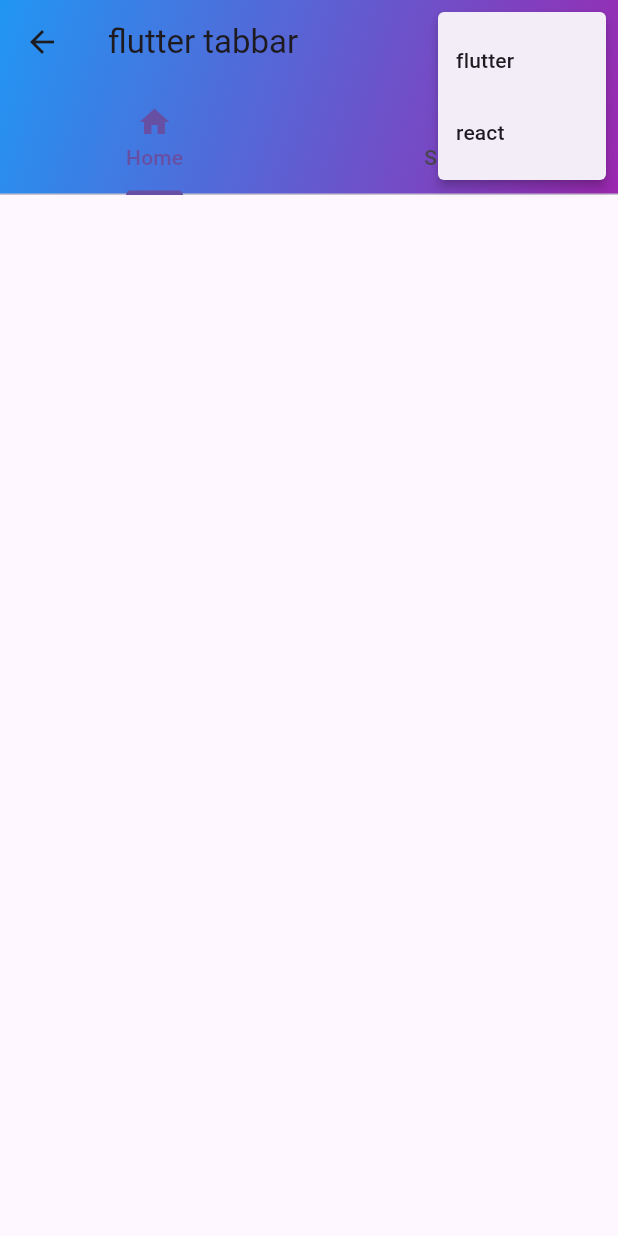
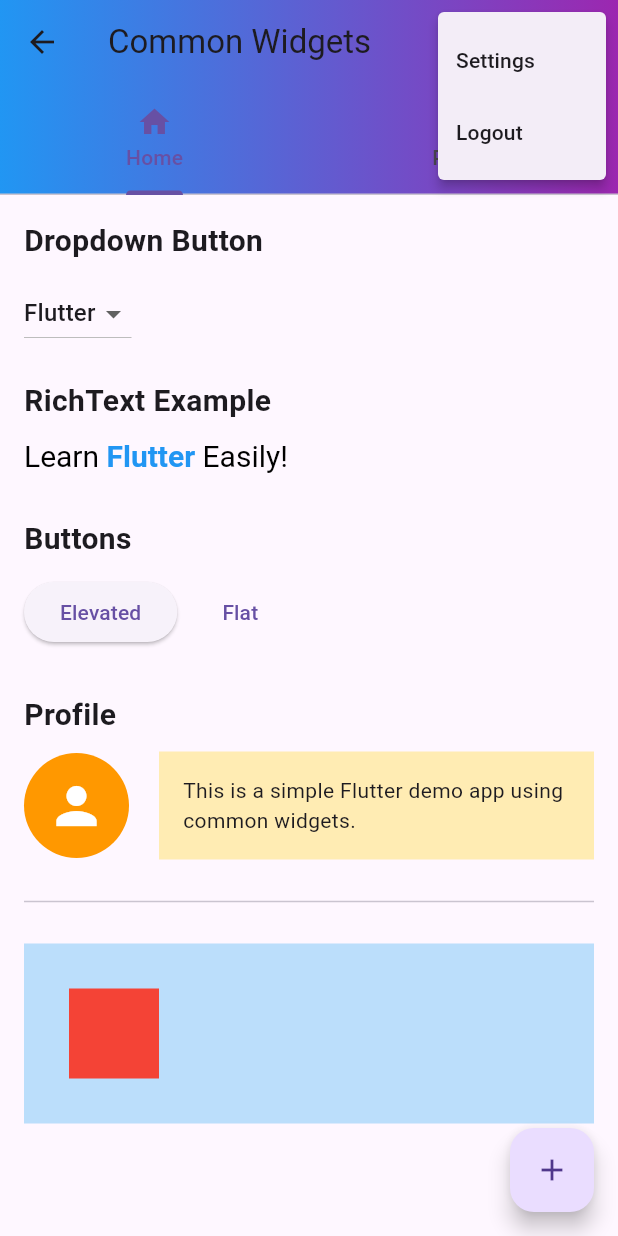
Before and after one commit to Kirubel-Te/FlutterCrashCourse, a Flutter app: the screen it shows after launch, after a tap on the "more vert" icon, on a phone screen of 412 x 824 dp. Run offline on Flutter 3.47's test engine with Material 3 defaults, Android fonts, the light colour scheme and no system bars.

Commit message:
flutter full home page

```diff
--- a/lib/main.dart
+++ b/lib/main.dart
@@ -1,19 +1,18 @@
 import 'package:flutter/material.dart';
 
-void main(){
-  runApp(MyApp());
-
+void main() {
+  runApp(const MyApp());
 }
 
 class MyApp extends StatelessWidget {
   const MyApp({super.key});
 
   @override
-  Widget build(BuildContext context){
+  Widget build(BuildContext context) {
     return MaterialApp(
-      debugShowCheckedModeBanner:false,
-      title: 'Flutter Demo',
-      home: HomePage(),
+      debugShowCheckedModeBanner: false,
+      title: "Widget Demo",
+      home: const HomePage(),
     );
   }
 }
@@ -25,63 +24,312 @@ class HomePage extends StatefulWidget {
   State<HomePage> createState() => _HomePageState();
 }
 
-class _HomePageState extends State<HomePage> with SingleTickerProviderStateMixin{
-  String selectedCourse = 'Flutter';
+class _HomePageState extends State<HomePage>
+    with SingleTickerProviderStateMixin {
+
+  String selectedCourse = "Flutter";
+
   late TabController _tabController;
 
   @override
-  void initState(){
+  void initState() {
     super.initState();
+
     _tabController = TabController(length: 2, vsync: this);
   }
 
   @override
   Widget build(BuildContext context) {
+
     return Scaffold(
+
       appBar: AppBar(
-        title: Text('flutter tabbar'),
-        leading: BackButton(),
+
+        title: const Text("Common Widgets"),
+
+        leading: const BackButton(),
+
         actions: [
+
           IconButton(
-            onPressed: (){},
-            icon: Icon(Icons.search),
+            onPressed: () {},
+            icon: const Icon(Icons.search),
           ),
-          PopupMenuButton<String>(itemBuilder: (context) => [
-            PopupMenuItem(
-              value: 'flutter',
-              child: Text('flutter'),
+
+          PopupMenuButton(
+            itemBuilder: (context) => [
+
+              const PopupMenuItem(
+                value: 1,
+                child: Text("Settings"),
               ),
-            PopupMenuItem(
-              value: 'react',
-              child: Text('react'),
-            )
-          ],),
+
+              const PopupMenuItem(
+                value: 2,
+                child: Text("Logout"),
+              ),
 
             ],
+          ),
+
+        ],
+
         flexibleSpace: Container(
-            decoration: BoxDecoration(
+          decoration: const BoxDecoration(
             gradient: LinearGradient(
-                colors: [Colors.blue, Colors.purple],
-                begin: Alignment.topLeft,
-                end: Alignment.bottomRight,
+              colors: [
+                Colors.blue,
+                Colors.purple,
+              ],
             ),
           ),
         ),
+
         bottom: TabBar(
           controller: _tabController,
-          tabs: [
+          tabs: const [
+
             Tab(
+              icon: Icon(Icons.home),
+              text: "Home",
+            ),
 
-              icon: Icon(Icons.home),
-              text: 'Home',
+            Tab(
+              icon: Icon(Icons.person),
+              text: "Profile",
             ),
-            Tab(
-              icon: Icon(Icons.settings),
-              text: 'Settings',
+
+          ],
         ),
-          ]
-        )
-      )
+      ),
+
+      body: TabBarView(
+        controller: _tabController,
+
+        children: [
+
+          SingleChildScrollView(
+            child: Padding(
+              padding: const EdgeInsets.all(16),
+
+              child: Column(
+
+                crossAxisAlignment:
+                    CrossAxisAlignment.start,
+
+                children: [
+
+                  const Text(
+                    "Dropdown Button",
+                    style: TextStyle(
+                      fontSize: 20,
+                      fontWeight: FontWeight.bold,
+                    ),
+                  ),
+
+                  const SizedBox(height: 10),
+
+                  DropdownButton<String>(
+
+                    value: selectedCourse,
+
+                    items: const [
+
+                      DropdownMenuItem(
+                        value: "Flutter",
+                        child: Text("Flutter"),
+                      ),
+
+                      DropdownMenuItem(
+                        value: "React",
+                        child: Text("React"),
+                      ),
+
+                      DropdownMenuItem(
+                        value: "Vue",
+                        child: Text("Vue"),
+                      ),
+
+                    ],
+
+                    onChanged: (value) {
+
+                      setState(() {
+                        selectedCourse = value!;
+                      });
+
+                    },
+                  ),
+
+                  const SizedBox(height: 20),
+
+                  const Text(
+                    "RichText Example",
+                    style: TextStyle(
+                      fontSize: 20,
+                      fontWeight: FontWeight.bold,
+                    ),
+                  ),
+
+                  const SizedBox(height: 10),
+
+                  RichText(
+
+                    text: const TextSpan(
+
+                      style: TextStyle(
+                        fontSize: 20,
+                        color: Colors.black,
+                      ),
+
+                      children: [
+
+                        TextSpan(
+                          text: "Learn ",
+                        ),
+
+                        TextSpan(
+                          text: "Flutter ",
+                          style: TextStyle(
+                            fontWeight: FontWeight.bold,
+                            color: Colors.blue,
+                          ),
+                        ),
+
+                        TextSpan(
+                          text: "Easily!",
+                        ),
+
+                      ],
+                    ),
+                  ),
+
+                  const SizedBox(height: 30),
+
+                  const Text(
+                    "Buttons",
+                    style: TextStyle(
+                      fontSize: 20,
+                      fontWeight: FontWeight.bold,
+                    ),
+                  ),
+
+                  const SizedBox(height: 10),
+
+                  Row(
+
+                    children: [
+
+                      ElevatedButton(
+                        onPressed: () {},
+                        child: const Text("Elevated"),
+                      ),
+
+                      const SizedBox(width: 10),
+
+                      TextButton(
+                        onPressed: () {},
+                        child: const Text("Flat"),
+                      ),
+
+                    ],
+                  ),
+
+                  const SizedBox(height: 30),
+
+                  const Text(
+                    "Profile",
+                    style: TextStyle(
+                      fontSize: 20,
+                      fontWeight: FontWeight.bold,
+                    ),
+                  ),
+
+                  const SizedBox(height: 10),
+
+                  Row(
+
+                    children: [
+
+                      const CircleAvatar(
+                        radius: 35,
+                        backgroundColor: Colors.orange,
+                        child: Icon(
+                          Icons.person,
+                          size: 40,
+                          color: Colors.white,
+                        ),
+                      ),
+
+                      const SizedBox(width: 20),
+
+                      Expanded(
+                        child: Container(
+                          padding: const EdgeInsets.all(16),
+                          color: Colors.amber.shade100,
+
+                          child: const Text(
+                            "This is a simple Flutter demo app using common widgets.",
+                          ),
+                        ),
+                      ),
+
+                    ],
+                  ),
+
+                  const SizedBox(height: 20),
+
+                  const Divider(),
+
+                  const SizedBox(height: 20),
+
+                  Stack(
+
+                    children: [
+
+                      Container(
+                        height: 120,
+                        width: double.infinity,
+                        color: Colors.blue.shade100,
+                      ),
+
+                      Positioned(
+                        top: 30,
+                        left: 30,
+
+                        child: Container(
+                          height: 60,
+                          width: 60,
+                          color: Colors.red,
+                        ),
+                      ),
+
+                    ],
+                  ),
+
+                ],
+              ),
+            ),
+          ),
+
+          const Center(
+            child: Text(
+              "Profile Tab",
+              style: TextStyle(fontSize: 24),
+            ),
+          ),
+
+        ],
+      ),
+
+      floatingActionButton:
+          FloatingActionButton(
+
+        onPressed: () {},
+
+        child: const Icon(Icons.add),
+
+      ),
     );
   }
 }
```
Lines whose indentation alone changed are shown as unchanged.
